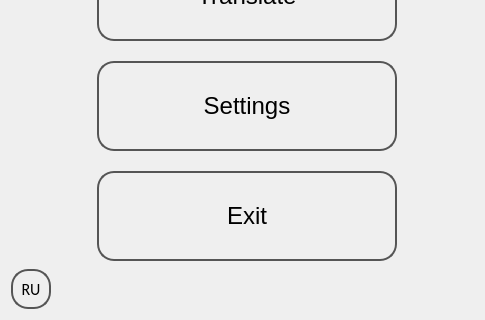
First picture: the form in Translate/mainwindow.ui, repository gagikpog/TestAndTranslate, before the edit; both pictures show x 0 to 485 and y 329 to 649 of the 485 by 649 pixel window.
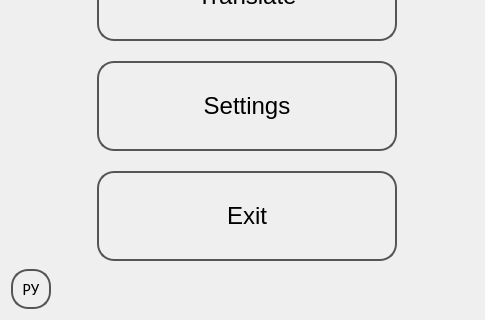
Second picture: the form after the edit.

```diff
--- a/Translate/mainwindow.ui
+++ b/Translate/mainwindow.ui
@@ -318,7 +318,7 @@
            </size>
           </property>
           <property name="text">
-           <string>RU</string>
+           <string>РУ</string>
           </property>
          </widget>
         </item>
```
